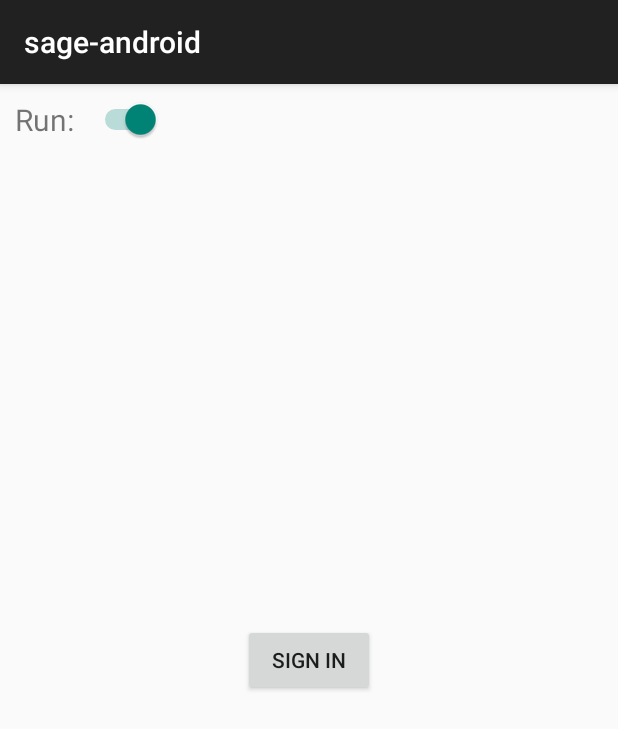
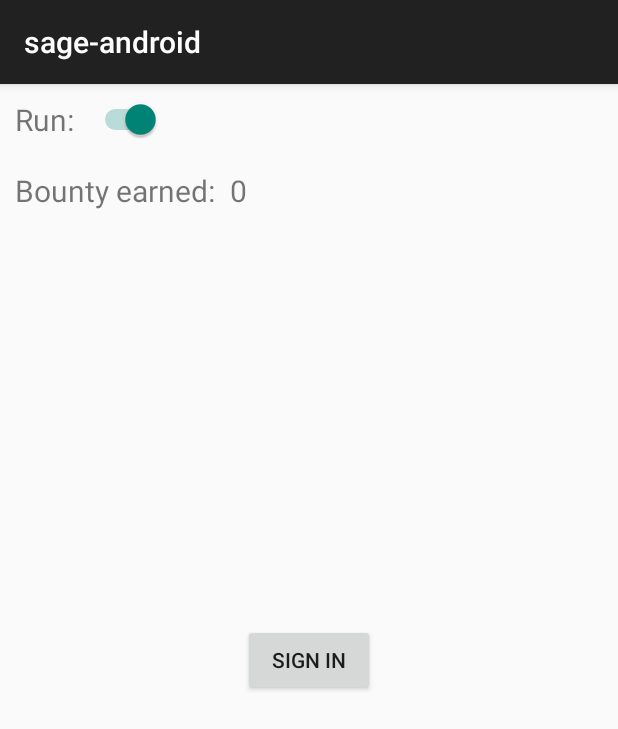
Before and after one commit to NJHale/sage-android, an Android app: the screen it shows after launch (MainActivity), on a phone screen of 412 x 824 dp. Shown: the top 729 px of the screen. Run offline under Robolectric (Android 15) with nearby library versions, the phone set to English and light mode, and no system bars.

Commit message:
Bounty display and 50 second delay brought to 5

```diff
--- a/app/src/main/java/com/sage/sage_android/MainActivity.java
+++ b/app/src/main/java/com/sage/sage_android/MainActivity.java
@@ -7,6 +7,7 @@ import android.util.Log;
 import android.view.View;
 import android.widget.CompoundButton;
 import android.widget.Switch;
+import android.widget.TextView;
 
 import com.google.android.gms.auth.api.Auth;
 import com.google.android.gms.auth.api.signin.GoogleSignInAccount;
@@ -23,6 +24,7 @@ public class MainActivity extends AppCompatActivity implements GoogleApiClient.O
     int RC_SIGN_IN = 100;
 
     Switch runningEnabled;
+    TextView earnedBounty;
 
     @Override
     protected void onCreate(Bundle savedInstanceState) {
@@ -61,6 +63,29 @@ public class MainActivity extends AppCompatActivity implements GoogleApiClient.O
                 Storage.saveStorage();
             }
         });
+
+        earnedBounty = (TextView) findViewById(R.id.earnedBounty);
+    }
+
+    @Override
+    protected void onResume() {
+        super.onResume();
+        bountyUpdater.run();
+    }
+
+    private Runnable bountyUpdater = new Runnable() {
+
+        @Override
+        public void run() {
+            earnedBounty.setText(""+Storage.getInstance().earnedBounty);
+            earnedBounty.postDelayed(this, 1000);
+        }
+    };
+
+    @Override
+    public void onPause() {
+        super.onPause();
+        earnedBounty.removeCallbacks(bountyUpdater);
     }
 
     @Override
--- a/app/src/main/res/layout/activity_main.xml
+++ b/app/src/main/res/layout/activity_main.xml
@@ -10,6 +10,7 @@
         android:text="Sign in" />
 
     <LinearLayout
+        android:id="@+id/runningLL"
         android:padding="10dp"
         android:layout_width="match_parent"
         android:layout_height="wrap_content">
@@ -27,4 +28,26 @@
             android:layout_width="wrap_content"
             android:layout_height="wrap_content" />
     </LinearLayout>
+
+    <LinearLayout
+        android:layout_below="@+id/runningLL"
+        android:padding="10dp"
+        android:layout_width="match_parent"
+        android:layout_height="wrap_content">
+
+        <TextView
+            android:layout_width="wrap_content"
+            android:layout_height="wrap_content"
+            android:layout_gravity="center_vertical"
+            android:textSize="20sp"
+            android:text="Bounty earned:" />
+
+        <TextView
+            android:paddingLeft="10dp"
+            android:id="@+id/earnedBounty"
+            android:textSize="20sp"
+            android:text="0"
+            android:layout_width="wrap_content"
+            android:layout_height="wrap_content" />
+    </LinearLayout>
 </RelativeLayout>
```
Also changed, not shown: app/src/main/java/com/sage/sage_android/TaskService.java (+10 -1 lines), app/src/main/java/com/sage/sage_android/data/Storage.java (+8 -0 lines).
